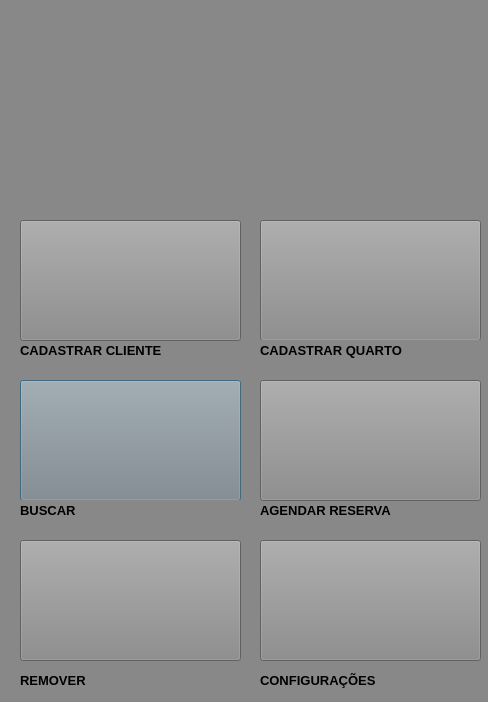
Above: InterfaceGrafica/Hotel/menu.ui from Caioww/Hotel before the change. Below: the same form after it.
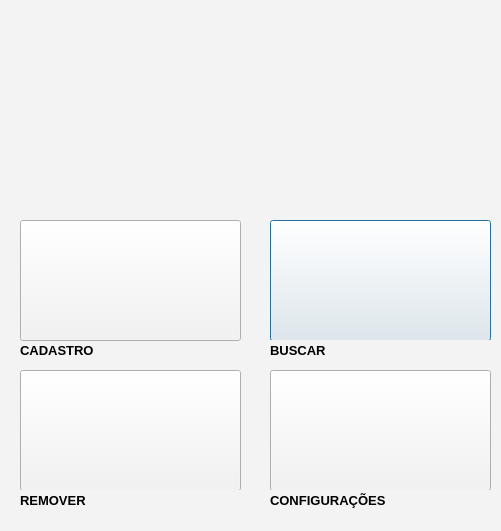
That is the form after the change. Icons and pictures are not drawn.

The edit to the form file:
```diff
--- a/InterfaceGrafica/Hotel/menu.ui
+++ b/InterfaceGrafica/Hotel/menu.ui
@@ -6,21 +6,22 @@
    <rect>
     <x>0</x>
     <y>0</y>
-    <width>488</width>
-    <height>702</height>
+    <width>501</width>
+    <height>531</height>
    </rect>
   </property>
   <property name="windowTitle">
    <string>Dialog</string>
   </property>
   <property name="styleSheet">
-   <string notr="true">background-color: rgb(136, 136, 136);</string>
+   <string notr="true">background-color: rgb(136, 136, 136);
+background-color: rgb(243, 243, 243);</string>
   </property>
   <widget class="QPushButton" name="pushButton">
    <property name="geometry">
     <rect>
-     <x>20</x>
-     <y>380</y>
+     <x>270</x>
+     <y>220</y>
      <width>221</width>
      <height>121</height>
     </rect>
@@ -50,14 +51,14 @@
     </font>
    </property>
    <property name="text">
-    <string>CADASTRAR CLIENTE</string>
+    <string>CADASTRO</string>
    </property>
   </widget>
   <widget class="QLabel" name="label_4">
    <property name="geometry">
     <rect>
-     <x>20</x>
-     <y>500</y>
+     <x>270</x>
+     <y>340</y>
      <width>221</width>
      <height>21</height>
     </rect>
@@ -74,28 +75,6 @@
     <string>BUSCAR</string>
    </property>
   </widget>
-  <widget class="QPushButton" name="btnBuscar">
-   <property name="geometry">
-    <rect>
-     <x>260</x>
-     <y>220</y>
-     <width>221</width>
-     <height>121</height>
-    </rect>
-   </property>
-   <property name="toolTip">
-    <string>&lt;html&gt;&lt;head/&gt;&lt;body&gt;&lt;p&gt;&lt;br/&gt;&lt;/p&gt;&lt;/body&gt;&lt;/html&gt;</string>
-   </property>
-   <property name="whatsThis">
-    <string>&lt;html&gt;&lt;head/&gt;&lt;body&gt;&lt;p&gt;&lt;br/&gt;&lt;/p&gt;&lt;/body&gt;&lt;/html&gt;</string>
-   </property>
-   <property name="styleSheet">
-    <string notr="true">background-image: url(:/imgs/imagens/quarto-adicionar.jpg)</string>
-   </property>
-   <property name="text">
-    <string/>
-   </property>
-  </widget>
   <widget class="QPushButton" name="btnCadastroCliente">
    <property name="geometry">
     <rect>
@@ -112,53 +91,10 @@
     <string/>
    </property>
   </widget>
-  <widget class="QLabel" name="label_3">
-   <property name="geometry">
-    <rect>
-     <x>260</x>
-     <y>340</y>
-     <width>221</width>
-     <height>21</height>
-    </rect>
-   </property>
-   <property name="font">
-    <font>
-     <family>Arial</family>
-     <pointsize>10</pointsize>
-     <weight>75</weight>
-     <italic>false</italic>
-     <bold>true</bold>
-    </font>
-   </property>
-   <property name="text">
-    <string>CADASTRAR QUARTO</string>
-   </property>
-  </widget>
-  <widget class="QLabel" name="label_5">
-   <property name="geometry">
-    <rect>
-     <x>260</x>
-     <y>500</y>
-     <width>221</width>
-     <height>21</height>
-    </rect>
-   </property>
-   <property name="font">
-    <font>
-     <family>Arial</family>
-     <pointsize>10</pointsize>
-     <weight>75</weight>
-     <bold>true</bold>
-    </font>
-   </property>
-   <property name="text">
-    <string>AGENDAR RESERVA</string>
-   </property>
-  </widget>
   <widget class="QLabel" name="label">
    <property name="geometry">
     <rect>
-     <x>10</x>
+     <x>20</x>
      <y>0</y>
      <width>461</width>
      <height>211</height>
@@ -174,27 +110,11 @@
     <bool>true</bool>
    </property>
   </widget>
-  <widget class="QPushButton" name="pushButton_3">
-   <property name="geometry">
-    <rect>
-     <x>260</x>
-     <y>380</y>
-     <width>221</width>
-     <height>121</height>
-    </rect>
-   </property>
-   <property name="styleSheet">
-    <string notr="true">background-image: url(:/imgs/imagens/calendario.png)</string>
-   </property>
-   <property name="text">
-    <string/>
-   </property>
-  </widget>
   <widget class="QPushButton" name="pushButton_2">
    <property name="geometry">
     <rect>
      <x>20</x>
-     <y>540</y>
+     <y>370</y>
      <width>221</width>
      <height>121</height>
     </rect>
@@ -209,8 +129,8 @@
   <widget class="QPushButton" name="pushButton_4">
    <property name="geometry">
     <rect>
-     <x>260</x>
-     <y>540</y>
+     <x>270</x>
+     <y>370</y>
      <width>221</width>
      <height>121</height>
     </rect>
@@ -226,7 +146,7 @@
    <property name="geometry">
     <rect>
      <x>20</x>
-     <y>670</y>
+     <y>490</y>
      <width>221</width>
      <height>21</height>
     </rect>
@@ -246,8 +166,8 @@
   <widget class="QLabel" name="label_7">
    <property name="geometry">
     <rect>
-     <x>260</x>
-     <y>670</y>
+     <x>270</x>
+     <y>490</y>
      <width>221</width>
      <height>21</height>
     </rect>
```
Left out of the diff: 2 changed lines with no effect on the pictures.
